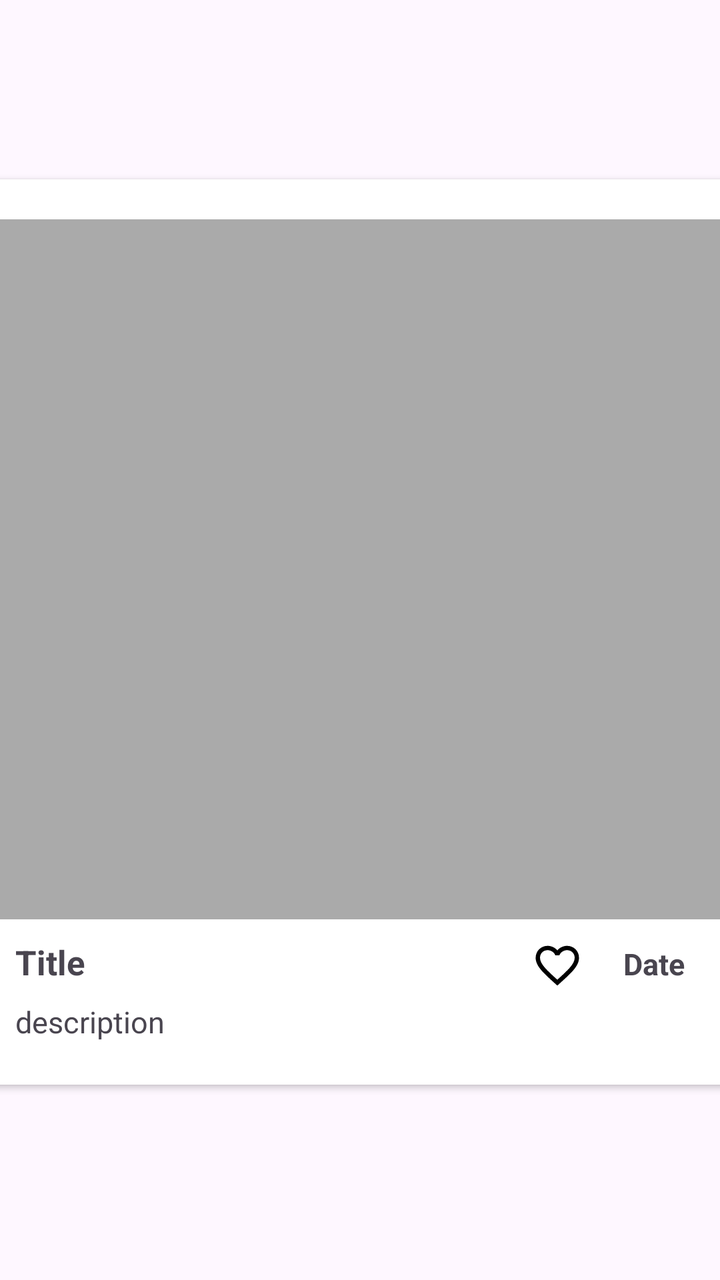
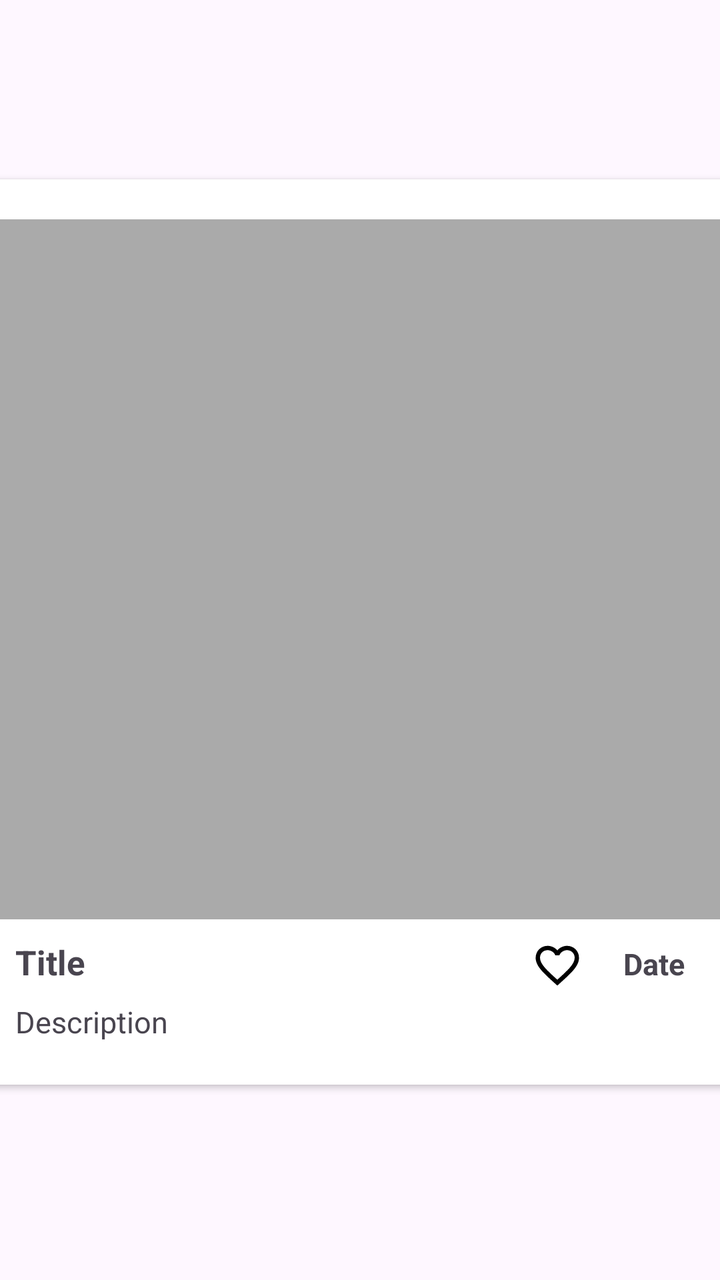

Screens rendered from an Android XML layout before and after an edit, with the pre-edit source and the edit as a unified diff.
<!-- AndroidManifest.xml: application theme Theme.Project01 -->
<!-- res/layout/home_title_description.xml -->
<?xml version="1.0" encoding="utf-8"?>
<LinearLayout
    xmlns:android="http://schemas.android.com/apk/res/android"
    xmlns:app="http://schemas.android.com/apk/res-auto"
    android:layout_width="match_parent"
    android:layout_height="wrap_content"
    android:gravity="center"
    android:orientation="vertical">

    <androidx.cardview.widget.CardView
        android:id="@+id/cardview"
        android:layout_width="370dp"
        android:layout_height="460dp"
        android:layout_marginBottom="8dp"
        app:cardUseCompatPadding="true">

        <LinearLayout
            android:layout_width="match_parent"
            android:layout_height="wrap_content"
            android:orientation="vertical">

            <ImageView
                android:id="@+id/image_view"
                android:layout_width="match_parent"
                android:layout_height="350dp"
                android:layout_marginTop="20dp"
                android:background="@android:color/darker_gray"
                android:scaleType="centerCrop"
                />

            <LinearLayout
                android:layout_width="match_parent"
                android:layout_height="wrap_content"
                android:orientation="horizontal"
                android:layout_marginTop="10dp">

                <TextView
                    android:id="@+id/txttitel"
                    android:layout_width="0dp"
                    android:layout_height="wrap_content"
                    android:layout_weight="1"
                    android:layout_marginStart="10dp"
                    android:text="Title"
                    android:textSize="17sp"
                    android:textStyle="bold" />

                <ImageButton
                    android:id="@+id/likeButton"
                    android:layout_width="wrap_content"
                    android:layout_height="wrap_content"
                    android:layout_marginEnd="20dp"
                    android:background="?attr/selectableItemBackground"
                    android:src="@drawable/icon_favorite"/>


                <TextView
                    android:id="@+id/dateTextView"
                    android:layout_width="wrap_content"
                    android:layout_height="wrap_content"
                    android:layout_marginEnd="20dp"
                    android:text="Date"
                    android:textStyle="bold"
                    android:textSize="15sp"/>
            </LinearLayout>

            <TextView
                android:id="@+id/txtdes"
                android:layout_width="wrap_content"
                android:layout_height="match_parent"
                android:layout_marginStart="10dp"
                android:layout_marginTop="5dp"
                android:text="description"
                android:textSize="15dp" />
        </LinearLayout>
    </androidx.cardview.widget.CardView>
</LinearLayout>
<!-- resources referenced by this layout -->
<resources>
  <!-- drawable icon_favorite (drawable) -->
  <vector xmlns:android="http://schemas.android.com/apk/res/android"
      android:height="26dp"
      android:tint="@color/black"
      android:viewportHeight="24"
      android:viewportWidth="24"
      android:width="26dp">
        
      <path android:fillColor="@android:color/white" android:pathData="M16.5,3c-1.74,0 -3.41,0.81 -4.5,2.09C10.91,3.81 9.24,3 7.5,3 4.42,3 2,5.42 2,8.5c0,3.78 3.4,6.86 8.55,11.54L12,21.35l1.45,-1.32C18.6,15.36 22,12.28 22,8.5 22,5.42 19.58,3 16.5,3zM12.1,18.55l-0.1,0.1 -0.1,-0.1C7.14,14.24 4,11.39 4,8.5 4,6.5 5.5,5 7.5,5c1.54,0 3.04,0.99 3.57,2.36h1.87C13.46,5.99 14.96,5 16.5,5c2,0 3.5,1.5 3.5,3.5 0,2.89 -3.14,5.74 -7.9,10.05z"/>
      
  </vector>
  <style name="Theme.Project01" parent="Base.Theme.Project01" />
  <color name="black">#FF000000</color>
  <style name="Base.Theme.Project01" parent="Theme.Material3.DayNight.NoActionBar">
          
      </style>
</resources>

<!-- the commit's change to res/layout/home_title_description.xml (unified diff, before → after) -->
@@ -40,7 +40,7 @@
                     android:layout_height="wrap_content"
                     android:layout_weight="1"
                     android:layout_marginStart="10dp"
-                    android:text="Title"
+                    android:text="@string/Title"
                     android:textSize="17sp"
                     android:textStyle="bold" />
 
@@ -58,7 +58,7 @@
                     android:layout_width="wrap_content"
                     android:layout_height="wrap_content"
                     android:layout_marginEnd="20dp"
-                    android:text="Date"
+                    android:text="@string/Date"
                     android:textStyle="bold"
                     android:textSize="15sp"/>
             </LinearLayout>
@@ -69,7 +69,7 @@
                 android:layout_height="match_parent"
                 android:layout_marginStart="10dp"
                 android:layout_marginTop="5dp"
-                android:text="description"
+                android:text="@string/Description"
                 android:textSize="15dp" />
         </LinearLayout>
     </androidx.cardview.widget.CardView>
<!-- resource entries referenced after the edit -->
@@ -11,6 +11,9 @@
       <path android:fillColor="@android:color/white" android:pathData="M16.5,3c-1.74,0 -3.41,0.81 -4.5,2.09C10.91,3.81 9.24,3 7.5,3 4.42,3 2,5.42 2,8.5c0,3.78 3.4,6.86 8.55,11.54L12,21.35l1.45,-1.32C18.6,15.36 22,12.28 22,8.5 22,5.42 19.58,3 16.5,3zM12.1,18.55l-0.1,0.1 -0.1,-0.1C7.14,14.24 4,11.39 4,8.5 4,6.5 5.5,5 7.5,5c1.54,0 3.04,0.99 3.57,2.36h1.87C13.46,5.99 14.96,5 16.5,5c2,0 3.5,1.5 3.5,3.5 0,2.89 -3.14,5.74 -7.9,10.05z"/>
       
   </vector>
+  <string name="Date">Date</string>
+  <string name="Description">Description</string>
+  <string name="Title">Title</string>
   <style name="Theme.Project01" parent="Base.Theme.Project01" />
   <color name="black">#FF000000</color>
   <style name="Base.Theme.Project01" parent="Theme.Material3.DayNight.NoActionBar">
